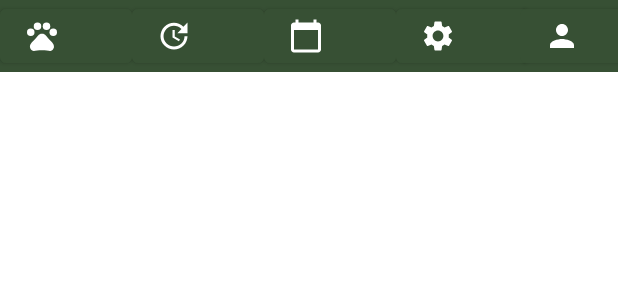
After one commit to teresitaFerme/Programaci-n-de-aplicaciones-m-viles, an Android app: the layout toolbar.xml on its own in the app's theme, with its tools: preview values and no code run, on a phone screen of 412 x 824 dp. The commit adds this screen. Shown: the top 300 px of the screen. Run offline under Robolectric (Android 15) with nearby library versions, the light colour scheme and no system bars.

Commit message:
Toolbar started

```diff
--- /dev/null
+++ b/AnimalCare/app/src/main/res/drawable/ic_calendar.xml
@@ -0,0 +1,5 @@
+<vector android:height="24dp" android:tint="#4BD3AB"
+    android:viewportHeight="24" android:viewportWidth="24"
+    android:width="24dp" xmlns:android="http://schemas.android.com/apk/res/android">
+    <path android:fillColor="@android:color/white" android:pathData="M20,3h-1L19,1h-2v2L7,3L7,1L5,1v2L4,3c-1.1,0 -2,0.9 -2,2v16c0,1.1 0.9,2 2,2h16c1.1,0 2,-0.9 2,-2L22,5c0,-1.1 -0.9,-2 -2,-2zM20,21L4,21L4,8h16v13z"/>
+</vector>
--- /dev/null
+++ b/AnimalCare/app/src/main/res/drawable/ic_pets.xml
@@ -0,0 +1,9 @@
+<vector android:height="24dp" android:tint="#4BD3AB"
+    android:viewportHeight="24" android:viewportWidth="24"
+    android:width="24dp" xmlns:android="http://schemas.android.com/apk/res/android">
+    <path android:fillColor="@android:color/white" android:pathData="M4.5,9.5m-2.5,0a2.5,2.5 0,1 1,5 0a2.5,2.5 0,1 1,-5 0"/>
+    <path android:fillColor="@android:color/white" android:pathData="M9,5.5m-2.5,0a2.5,2.5 0,1 1,5 0a2.5,2.5 0,1 1,-5 0"/>
+    <path android:fillColor="@android:color/white" android:pathData="M15,5.5m-2.5,0a2.5,2.5 0,1 1,5 0a2.5,2.5 0,1 1,-5 0"/>
+    <path android:fillColor="@android:color/white" android:pathData="M19.5,9.5m-2.5,0a2.5,2.5 0,1 1,5 0a2.5,2.5 0,1 1,-5 0"/>
+    <path android:fillColor="@android:color/white" android:pathData="M17.34,14.86c-0.87,-1.02 -1.6,-1.89 -2.48,-2.91 -0.46,-0.54 -1.05,-1.08 -1.75,-1.32 -0.11,-0.04 -0.22,-0.07 -0.33,-0.09 -0.25,-0.04 -0.52,-0.04 -0.78,-0.04s-0.53,0 -0.79,0.05c-0.11,0.02 -0.22,0.05 -0.33,0.09 -0.7,0.24 -1.28,0.78 -1.75,1.32 -0.87,1.02 -1.6,1.89 -2.48,2.91 -1.31,1.31 -2.92,2.76 -2.62,4.79 0.29,1.02 1.02,2.03 2.33,2.32 0.73,0.15 3.06,-0.44 5.54,-0.44h0.18c2.48,0 4.81,0.58 5.54,0.44 1.31,-0.29 2.04,-1.31 2.33,-2.32 0.31,-2.04 -1.3,-3.49 -2.61,-4.8z"/>
+</vector>
--- /dev/null
+++ b/AnimalCare/app/src/main/res/drawable/ic_settings.xml
@@ -0,0 +1,5 @@
+<vector android:height="24dp" android:tint="#4BD3AB"
+    android:viewportHeight="24" android:viewportWidth="24"
+    android:width="24dp" xmlns:android="http://schemas.android.com/apk/res/android">
+    <path android:fillColor="@android:color/white" android:pathData="M19.14,12.94c0.04,-0.3 0.06,-0.61 0.06,-0.94c0,-0.32 -0.02,-0.64 -0.07,-0.94l2.03,-1.58c0.18,-0.14 0.23,-0.41 0.12,-0.61l-1.92,-3.32c-0.12,-0.22 -0.37,-0.29 -0.59,-0.22l-2.39,0.96c-0.5,-0.38 -1.03,-0.7 -1.62,-0.94L14.4,2.81c-0.04,-0.24 -0.24,-0.41 -0.48,-0.41h-3.84c-0.24,0 -0.43,0.17 -0.47,0.41L9.25,5.35C8.66,5.59 8.12,5.92 7.63,6.29L5.24,5.33c-0.22,-0.08 -0.47,0 -0.59,0.22L2.74,8.87C2.62,9.08 2.66,9.34 2.86,9.48l2.03,1.58C4.84,11.36 4.8,11.69 4.8,12s0.02,0.64 0.07,0.94l-2.03,1.58c-0.18,0.14 -0.23,0.41 -0.12,0.61l1.92,3.32c0.12,0.22 0.37,0.29 0.59,0.22l2.39,-0.96c0.5,0.38 1.03,0.7 1.62,0.94l0.36,2.54c0.05,0.24 0.24,0.41 0.48,0.41h3.84c0.24,0 0.44,-0.17 0.47,-0.41l0.36,-2.54c0.59,-0.24 1.13,-0.56 1.62,-0.94l2.39,0.96c0.22,0.08 0.47,0 0.59,-0.22l1.92,-3.32c0.12,-0.22 0.07,-0.47 -0.12,-0.61L19.14,12.94zM12,15.6c-1.98,0 -3.6,-1.62 -3.6,-3.6s1.62,-3.6 3.6,-3.6s3.6,1.62 3.6,3.6S13.98,15.6 12,15.6z"/>
+</vector>
--- /dev/null
+++ b/AnimalCare/app/src/main/res/drawable/ic_upcoming.xml
@@ -0,0 +1,5 @@
+<vector android:height="24dp" android:tint="#4BD3AB"
+    android:viewportHeight="24" android:viewportWidth="24"
+    android:width="24dp" xmlns:android="http://schemas.android.com/apk/res/android">
+    <path android:fillColor="@android:color/white" android:pathData="M21,10.12h-6.78l2.74,-2.82c-2.73,-2.7 -7.15,-2.8 -9.88,-0.1c-2.73,2.71 -2.73,7.08 0,9.79s7.15,2.71 9.88,0C18.32,15.65 19,14.08 19,12.1h2c0,1.98 -0.88,4.55 -2.64,6.29c-3.51,3.48 -9.21,3.48 -12.72,0c-3.5,-3.47 -3.53,-9.11 -0.02,-12.58s9.14,-3.47 12.65,0L21,3V10.12zM12.5,8v4.25l3.5,2.08l-0.72,1.21L11,13V8H12.5z"/>
+</vector>
--- /dev/null
+++ b/AnimalCare/app/src/main/res/drawable/ic_user.xml
@@ -0,0 +1,5 @@
+<vector android:height="24dp" android:tint="#4BD3AB"
+    android:viewportHeight="24" android:viewportWidth="24"
+    android:width="24dp" xmlns:android="http://schemas.android.com/apk/res/android">
+    <path android:fillColor="@android:color/white" android:pathData="M12,12c2.21,0 4,-1.79 4,-4s-1.79,-4 -4,-4 -4,1.79 -4,4 1.79,4 4,4zM12,14c-2.67,0 -8,1.34 -8,4v2h16v-2c0,-2.66 -5.33,-4 -8,-4z"/>
+</vector>
--- /dev/null
+++ b/AnimalCare/app/src/main/res/layout/toolbar.xml
@@ -0,0 +1,54 @@
+<?xml version="1.0" encoding="utf-8"?>
+<androidx.constraintlayout.widget.ConstraintLayout xmlns:android="http://schemas.android.com/apk/res/android"
+    xmlns:app="http://schemas.android.com/apk/res-auto"
+    android:layout_width="match_parent"
+    android:layout_height="wrap_content"
+    android:background="@color/mainColor">
+
+    <Button
+        android:id="@+id/button_toolbar_pets"
+        android:layout_width="wrap_content"
+        android:layout_height="wrap_content"
+        app:icon="@drawable/ic_pets"
+        app:layout_constraintStart_toStartOf="parent"
+        app:layout_constraintTop_toTopOf="parent"
+        android:backgroundTint="@color/mainColor"/>
+
+    <Button
+        android:id="@+id/button_toolbar_upcoming"
+        android:layout_width="wrap_content"
+        android:layout_height="wrap_content"
+        android:backgroundTint="@color/mainColor"
+        app:icon="@drawable/ic_upcoming"
+        app:layout_constraintStart_toEndOf="@id/button_toolbar_pets"
+        app:layout_constraintTop_toTopOf="parent" />
+
+    <Button
+        android:id="@+id/button_toolbar_calendar"
+        android:layout_width="wrap_content"
+        android:layout_height="wrap_content"
+        android:backgroundTint="@color/mainColor"
+        app:icon="@drawable/ic_calendar"
+        app:layout_constraintStart_toEndOf="@id/button_toolbar_upcoming"
+        app:layout_constraintTop_toTopOf="parent" />
+
+    <Button
+        android:id="@+id/button_toolbar_settings"
+        android:layout_width="wrap_content"
+        android:layout_height="wrap_content"
+        android:backgroundTint="@color/mainColor"
+        app:icon="@drawable/ic_settings"
+        app:layout_constraintStart_toEndOf="@id/button_toolbar_calendar"
+        app:layout_constraintTop_toTopOf="parent" />
+
+    <Button
+        android:id="@+id/button_toolbar_user"
+        android:layout_width="71dp"
+        android:layout_height="wrap_content"
+        android:backgroundTint="@color/mainColor"
+        app:icon="@drawable/ic_user"
+        app:layout_constraintEnd_toEndOf="parent"
+        app:layout_constraintStart_toEndOf="@id/button_toolbar_settings"
+        app:layout_constraintTop_toTopOf="parent" />
+
+</androidx.constraintlayout.widget.ConstraintLayout>
--- a/AnimalCare/app/src/main/res/values/colors.xml
+++ b/AnimalCare/app/src/main/res/values/colors.xml
@@ -7,4 +7,7 @@
     <color name="teal_700">#FF018786</color>
     <color name="black">#FF000000</color>
     <color name="white">#FFFFFFFF</color>
+
+    <color name="mainColor">#375034</color>
+    <color name="iconColor">#4BD3AB</color>
 </resources>
```
